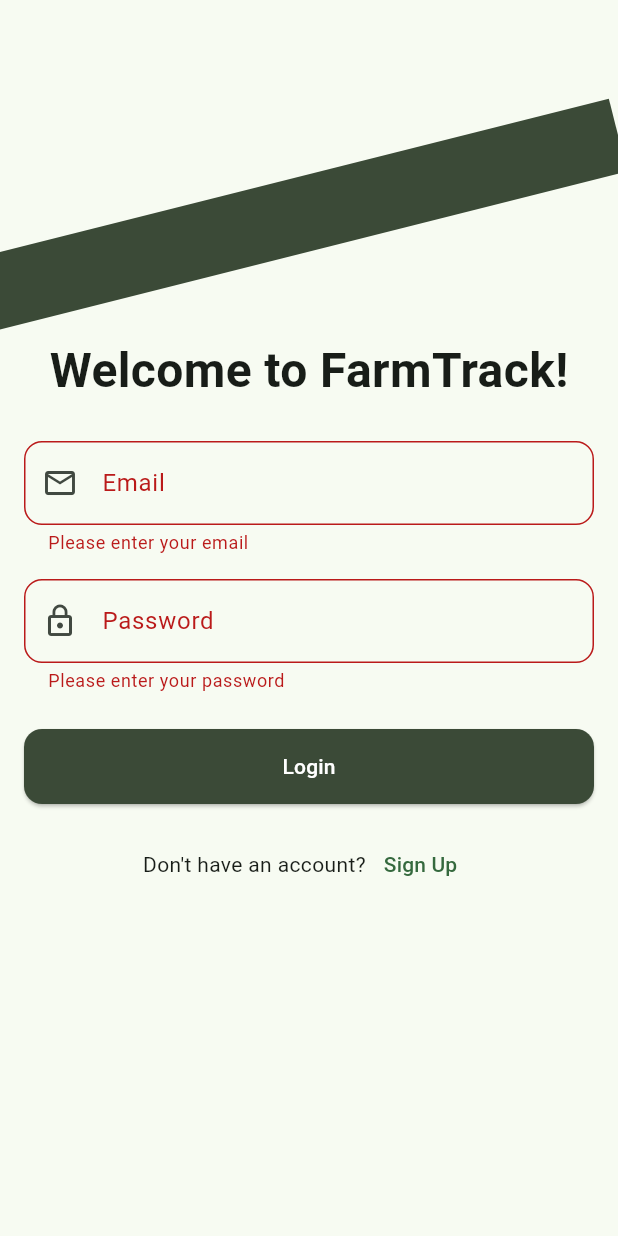
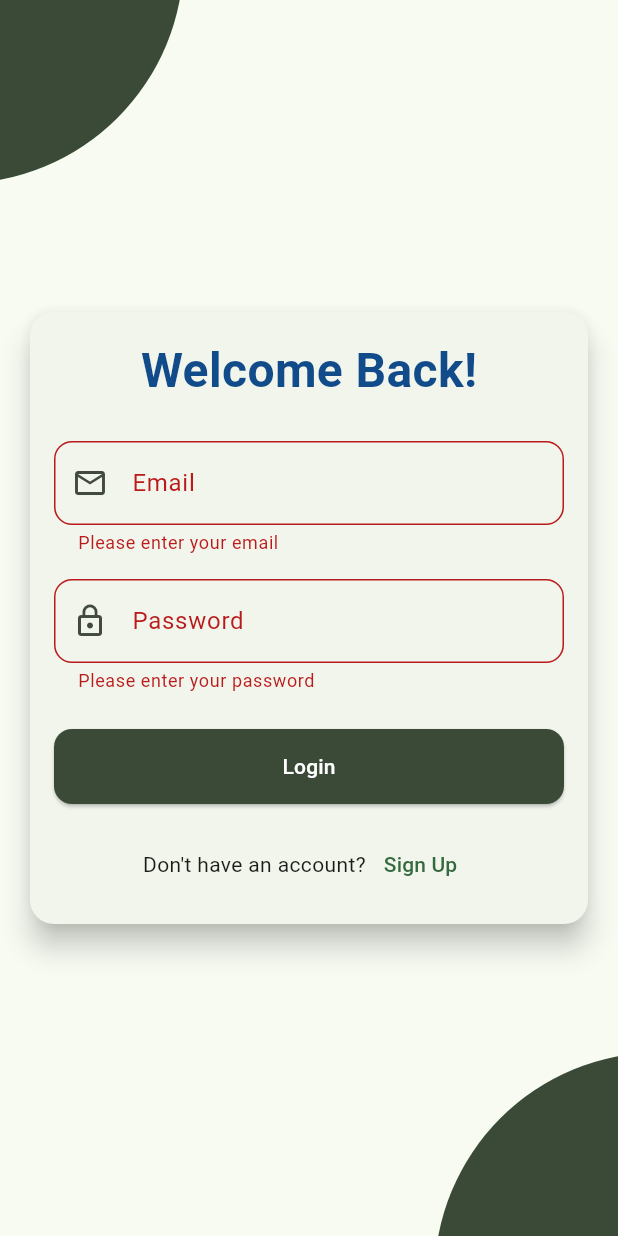
Before and after one commit to rahulhajare3585/Flutter-FarmTrack, a Flutter app: the screen it shows after launch, after a tap on "Login", on a phone screen of 412 x 824 dp. Run offline on Flutter 3.47's test engine with Material 3 defaults, Android fonts, the light colour scheme and no system bars; our stand-ins replace sqflite; accounts and stored records are empty.

Commit message:
change login screen ui and added landing screen

```diff
--- a/lib/screens/Authentications/login_screen.dart
+++ b/lib/screens/Authentications/login_screen.dart
@@ -1,7 +1,7 @@
 import 'package:farm_track/screens/Authentications/registration_screen.dart';
 import 'package:flutter/material.dart';
-import 'package:flutter/services.dart';
-import '../../databese/database_helper.dart'; // Import the database helper
+import '../../databese/database_helper.dart';
+import '../home_screen.dart';
 
 class LoginScreen extends StatefulWidget {
   const LoginScreen({super.key});
@@ -10,30 +10,70 @@
   State<LoginScreen> createState() => _LoginScreenState();
 }
 
-class _LoginScreenState extends State<LoginScreen> {
+class _LoginScreenState extends State<LoginScreen>
+    with SingleTickerProviderStateMixin {
   final _formKey = GlobalKey<FormState>();
   final TextEditingController _emailController = TextEditingController();
   final TextEditingController _passwordController = TextEditingController();
-  final DatabaseHelper _dbHelper =
-      DatabaseHelper(); // Initialize the database helper
+  final DatabaseHelper _dbHelper = DatabaseHelper();
+  late AnimationController _animationController;
+  late Animation<double> _animation;
 
-  void _login() async {
+  @override
+  void initState() {
+    super.initState();
+    _animationController = AnimationController(
+      duration: const Duration(seconds: 2),
+      vsync: this,
+    )..repeat(reverse: true);
+
+    _animation = CurvedAnimation(
+      parent: _animationController,
+      curve: Curves.easeInOut,
+    );
+  }
+
+  @override
+  void dispose() {
+    _animationController.dispose();
+    super.dispose();
+  }
+
+  Future<bool> _login() async {
     if (_formKey.currentState!.validate()) {
       String email = _emailController.text;
       String password = _passwordController.text;
 
       bool isValid = await _dbHelper.validateUser(email, password);
       if (isValid) {
-        ScaffoldMessenger.of(context).showSnackBar(
-          const SnackBar(content: Text("Login Successful")),
-        );
-        // Navigate to the next screen after login
+        _showMessageBox("Login Successful", "You have successfully logged in.");
+        return true;
       } else {
-        ScaffoldMessenger.of(context).showSnackBar(
-          const SnackBar(content: Text("Invalid Email or Password")),
-        );
+        _showMessageBox("Login Failed", "Invalid Email or Password");
+        return false;
       }
     }
+    return false;
+  }
+
+  void _showMessageBox(String title, String message) {
+    showDialog(
+      context: context,
+      builder: (BuildContext context) {
+        return AlertDialog(
+          title: Text(title),
+          content: Text(message),
+          actions: [
+            TextButton(
+              onPressed: () {
+                Navigator.of(context).pop();
+              },
+              child: const Text('OK'),
+            ),
+          ],
+        );
+      },
+    );
   }
 
   @override
@@ -41,26 +81,66 @@
     return Scaffold(
       body: Stack(
         children: [
-          // CustomPaint for diagonal line
-          CustomPaint(
-            size: MediaQuery.of(context).size,
-            painter: DiagonalLinePainter(),
+          // Top left animated half-circle
+          AnimatedBuilder(
+            animation: _animation,
+            builder: (context, child) {
+              return Positioned(
+                top: -50 * _animation.value,
+                left: -50 * _animation.value,
+                child: Container(
+                  width: 150,
+                  height: 150,
+                  decoration: BoxDecoration(
+                    color: const Color(0xFF3b4a37),
+                    borderRadius: const BorderRadius.only(
+                      bottomRight: Radius.circular(150),
                     ),
-          Padding(
+                  ),
+                ),
+              );
+            },
+          ),
+          // Bottom right animated half-circle
+          AnimatedBuilder(
+            animation: _animation,
+            builder: (context, child) {
+              return Positioned(
+                bottom: -50 * _animation.value,
+                right: -50 * _animation.value,
+                child: Container(
+                  width: 150,
+                  height: 150,
+                  decoration: BoxDecoration(
+                    color: const Color(0xFF3b4a37),
+                    borderRadius: const BorderRadius.only(
+                      topLeft: Radius.circular(150),
+                    ),
+                  ),
+                ),
+              );
+            },
+          ),
+          Center(
+            child: SingleChildScrollView(
+              child: Card(
+                elevation: 8,
+                shape: RoundedRectangleBorder(
+                    borderRadius: BorderRadius.circular(16)),
+                margin: const EdgeInsets.symmetric(horizontal: 20),
+                child: Padding(
                   padding: const EdgeInsets.all(16.0),
-            child: Center(
-              child: SingleChildScrollView(
                   child: Form(
                     key: _formKey,
                     child: Column(
-                    mainAxisAlignment: MainAxisAlignment.center,
+                      mainAxisSize: MainAxisSize.min,
                       children: [
                         const Text(
-                        "Welcome to FarmTrack!",
+                          "Welcome Back!",
                           style: TextStyle(
                               fontSize: 32,
                               fontWeight: FontWeight.bold,
-                        ),
+                              color: Color.fromARGB(255, 17, 75, 138)),
                         ),
                         const SizedBox(height: 24),
                         TextFormField(
@@ -75,7 +155,8 @@
                           validator: (value) {
                             if (value == null || value.isEmpty) {
                               return 'Please enter your email';
-                          } else if (!RegExp(r'\S+@\S+\.\S+').hasMatch(value)) {
+                            } else if (!RegExp(r'\S+@\S+\.\S+')
+                                .hasMatch(value)) {
                               return 'Please enter a valid email';
                             }
                             return null;
@@ -110,7 +191,16 @@
                               borderRadius: BorderRadius.circular(12),
                             ),
                           ),
-                        onPressed: _login, // Call the login function
+                          onPressed: () async {
+                            bool check = await _login();
+                            if (check) {
+                              Navigator.push(
+                                context,
+                                MaterialPageRoute(
+                                    builder: (context) => HomeScreen()),
+                              );
+                            }
+                          },
                           child: const Text(
                             'Login',
                             style: TextStyle(color: Colors.white),
@@ -126,7 +216,8 @@
                                 Navigator.push(
                                   context,
                                   MaterialPageRoute(
-                                    builder: (context) => RegistrationScreen()),
+                                      builder: (context) =>
+                                          RegistrationScreen()),
                                 );
                               },
                               child: const Text('Sign Up'),
@@ -139,31 +230,9 @@
                 ),
               ),
             ),
+          ),
         ],
       ),
     );
   }
 }
-
-// Custom painter class for the diagonal line
-class DiagonalLinePainter extends CustomPainter {
-  @override
-  void paint(Canvas canvas, Size size) {
-    final paint = Paint()
-      ..color = const Color(0xFF3b4a37)
-      ..strokeWidth = 50.0
-      ..style = PaintingStyle.stroke;
-
-    // Draw the diagonal line
-    canvas.drawLine(
-      Offset(-2500, size.height),
-      Offset(size.width, 90),
-      paint,
-    );
-  }
-
-  @override
-  bool shouldRepaint(covariant CustomPainter oldDelegate) {
-    return false;
-  }
-}
```
Also changed, not shown: lib/screens/home_screen.dart (+59 -31 lines). Lines whose indentation alone changed are shown as unchanged.
